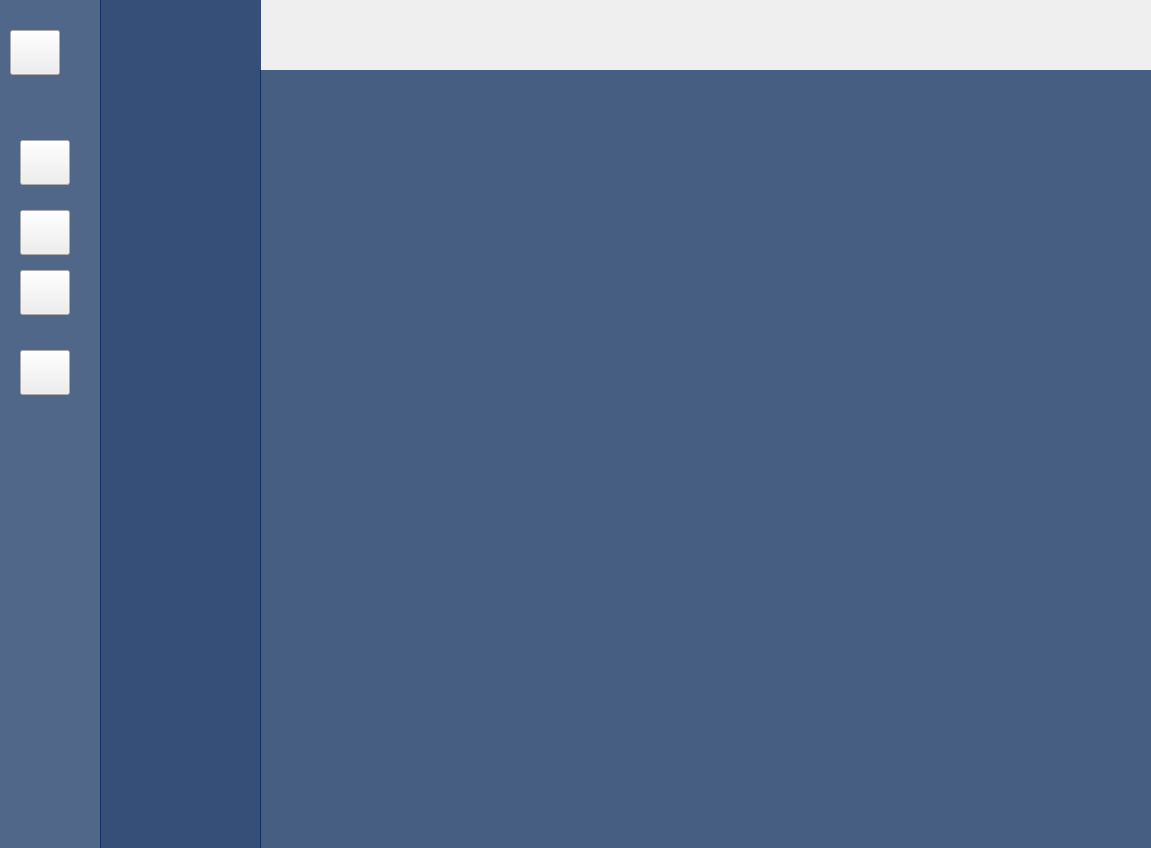
First picture: the form in ui/templates/main.ui, repository farukbayhan1/NewLogistics, before the edit.
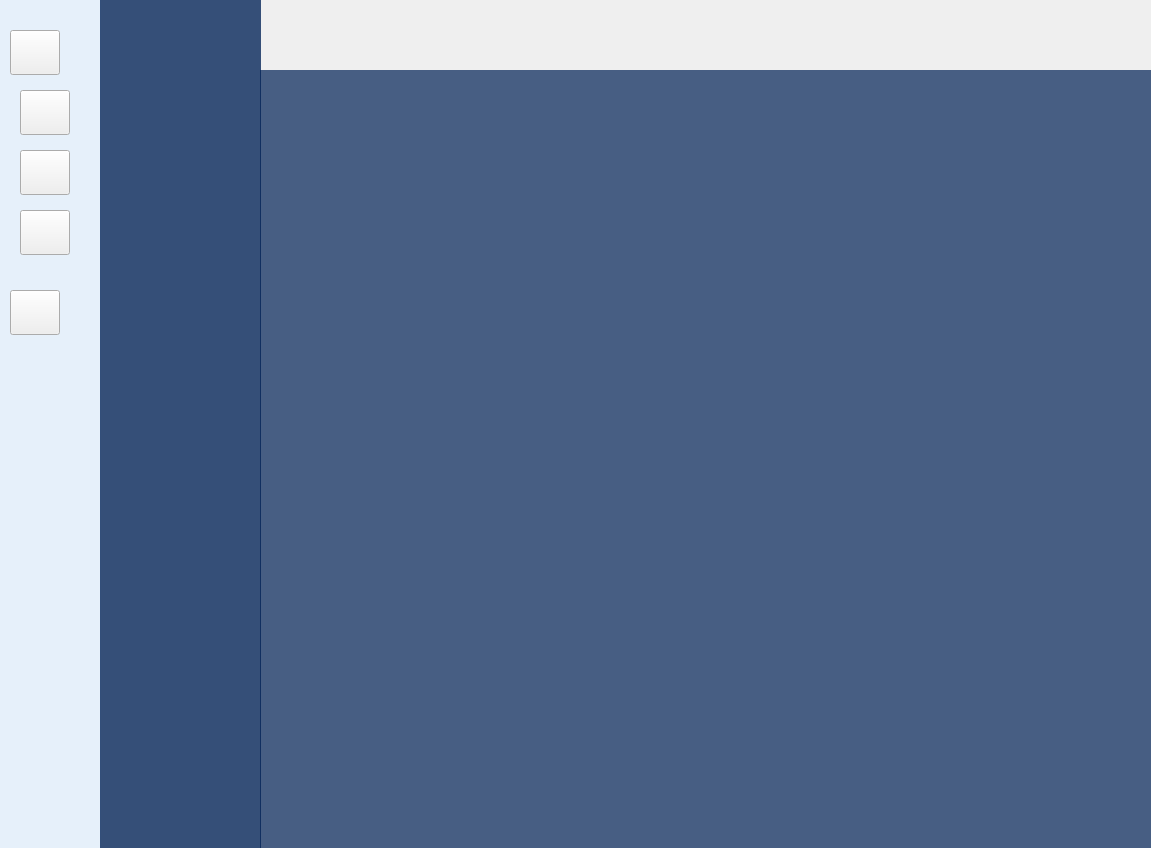
Second picture: the form after the edit. Icons and pictures are not drawn.

Diff of the .ui file:
```diff
--- a/ui/templates/main.ui
+++ b/ui/templates/main.ui
@@ -16,7 +16,7 @@
   <widget class="QWidget" name="centralwidget">
    <property name="styleSheet">
     <string notr="true">QWidget#widgetIconOnly{
-	background-color: rgba(1,34,87,170);
+	background-color: #e6f0fa;
 	
 }
 
@@ -163,7 +163,7 @@
      <property name="geometry">
       <rect>
        <x>20</x>
-       <y>140</y>
+       <y>150</y>
        <width>50</width>
        <height>45</height>
       </rect>
@@ -188,7 +188,7 @@
      <property name="geometry">
       <rect>
        <x>20</x>
-       <y>210</y>
+       <y>90</y>
        <width>50</width>
        <height>45</height>
       </rect>
@@ -213,7 +213,7 @@
      <property name="geometry">
       <rect>
        <x>20</x>
-       <y>270</y>
+       <y>210</y>
        <width>50</width>
        <height>45</height>
       </rect>
@@ -237,8 +237,8 @@
     <widget class="QPushButton" name="pushButtonReport">
      <property name="geometry">
       <rect>
-       <x>20</x>
-       <y>350</y>
+       <x>10</x>
+       <y>290</y>
        <width>50</width>
        <height>45</height>
       </rect>
```
Left out of the diff: 12 changed lines with no effect on the pictures.
